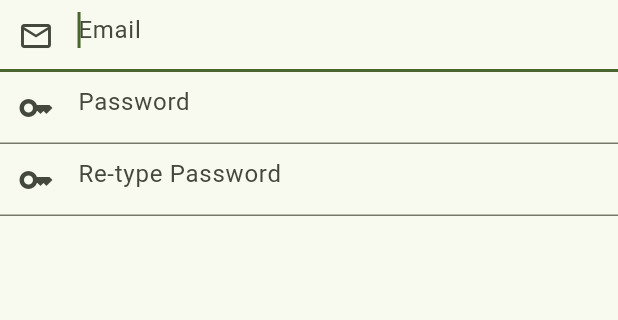
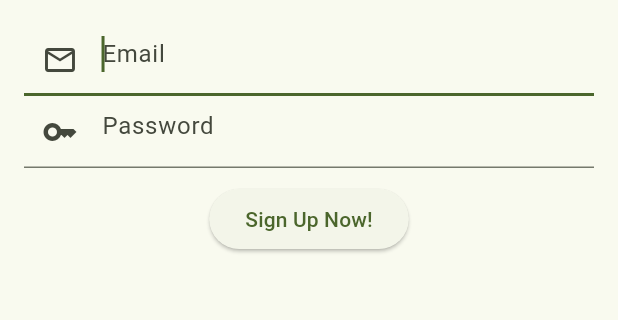
Before and after one commit to Mayowa-Awosiyan01/NestSplit, a Flutter app: the screen it shows after launch, on a phone screen of 412 x 824 dp, the part 84-404 px from its top. Run offline on Flutter 3.47's test engine with Material 3 defaults, Android fonts, the phone set to English and light mode, and no system bars; our stand-ins replace flutter_dotenv, supabase_flutter; accounts and stored records are empty.

Commit message:
Signup function

```diff
--- a/lib/signup.dart
+++ b/lib/signup.dart
@@ -1,13 +1,14 @@
 import 'package:flutter/material.dart';
+import 'package:supabase_flutter/supabase_flutter.dart';
 
-class Signup extends StatefulWidget {
-  const Signup({super.key});
+class Signup extends StatelessWidget {
+  final TextEditingController emailController = TextEditingController();
+  final TextEditingController passwordController = TextEditingController();
+  //final TextEditingController retypeController = TextEditingController();
 
-  @override
-  State<Signup> createState() => _SignupState();
-}
+  final supabase = Supabase.instance.client;
+  Signup({super.key});
 
-class _SignupState extends State<Signup> {
   @override
   Widget build(BuildContext context) {
     return Scaffold(
@@ -22,10 +23,13 @@ class _SignupState extends State<Signup> {
         title: const Text("NestSplit"),
         leading: Image.asset("assets/favicon.png"),
       ),
-      body: Center(
+      body: Padding(
+        padding: const EdgeInsets.all(16.0),
+        child: Center(
           child: Column(
             children: [
               TextFormField(
+                controller: emailController,
                 autocorrect: false,
                 autofocus: true,
                 obscureText: false,
@@ -33,19 +37,24 @@ class _SignupState extends State<Signup> {
                     hintText: "Email", prefixIcon: Icon(Icons.mail_outline)),
               ),
               TextFormField(
+                controller: passwordController,
                 autocorrect: false,
                 obscureText: true,
                 decoration: const InputDecoration(
                     hintText: "Password", prefixIcon: Icon(Icons.key_outlined)),
               ),
-            TextFormField(
-              autocorrect: false,
-              obscureText: true,
-              decoration: const InputDecoration(
-                  hintText: "Re-type Password",
-                  prefixIcon: Icon(Icons.key_outlined)),
-            )
+              const SizedBox(
+                height: 10,
+              ),
+              ElevatedButton(
+                  onPressed: () async {
+                    final response = await supabase.auth.signUp(
+                        password: passwordController.text,
+                        email: emailController.text);
+                  },
+                  child: const Text("Sign Up Now!"))
             ],
+          ),
         ),
       ),
     );
```
Lines whose indentation alone changed are shown as unchanged.
